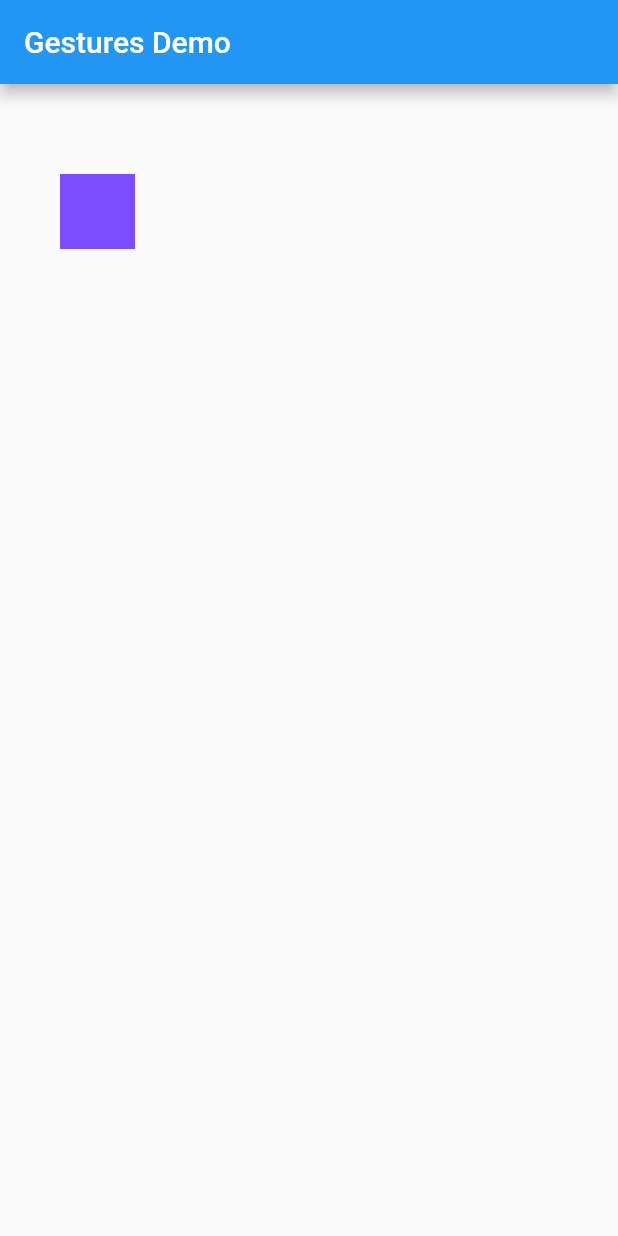
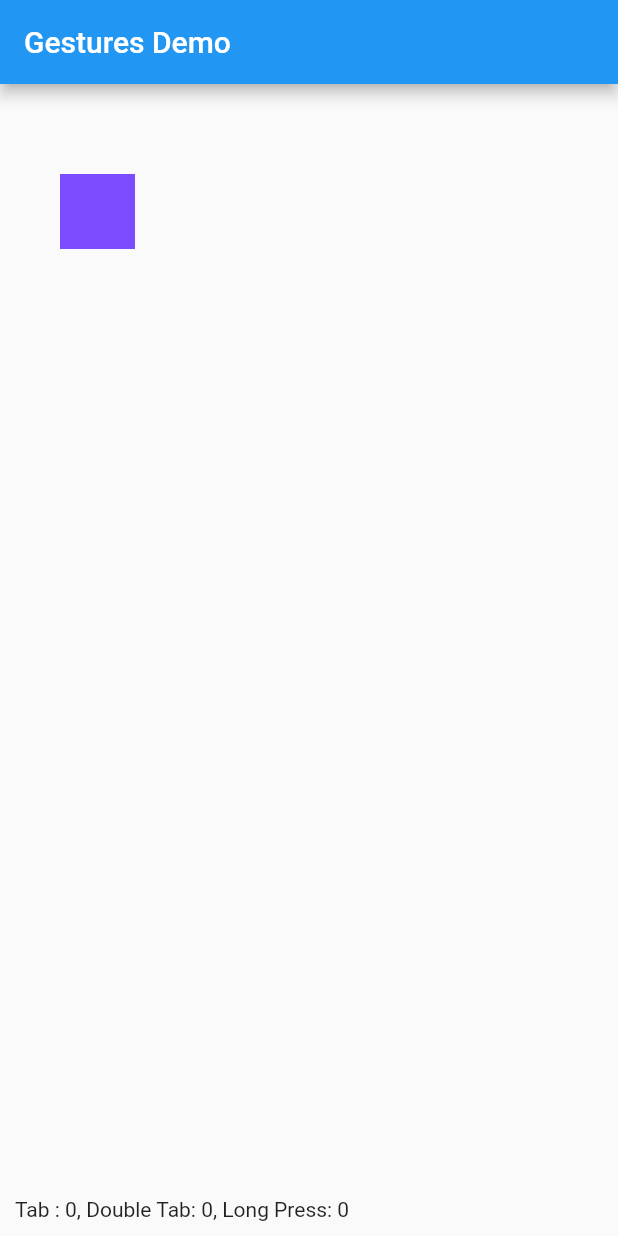
Before and after one commit to boranpek/flutter-training, a Flutter app: the screen it shows after launch, on a phone screen of 412 x 824 dp. Run offline on Flutter 3.47's test engine with Material 2 defaults, Android fonts, the phone set to English and light mode, and no system bars.

Commit message:
detect gestures

```diff
--- a/gestures_demo/lib/main.dart
+++ b/gestures_demo/lib/main.dart
@@ -18,12 +18,15 @@ class MyApp extends StatelessWidget {
 }
 
 class MyHomePage extends StatefulWidget {
-
   @override
   _MyHomePageState createState() => _MyHomePageState();
 }
 
 class _MyHomePageState extends State<MyHomePage> {
+  int tabsCount = 0;
+  int doubleTabsCount = 0;
+  int longPressedCount = 0;
+
   @override
   Widget build(BuildContext context) {
 
@@ -31,7 +34,23 @@ class _MyHomePageState extends State<MyHomePage> {
       appBar: AppBar(
         title: Text("Gestures Demo"),
       ),
-      body: Stack(
+      body: GestureDetector(
+        onTap: (){
+          setState(() {
+            tabsCount++;
+          });
+        },
+        onDoubleTap: (){
+          setState(() {
+            doubleTabsCount++;
+          });
+        },
+        onLongPress: (){
+          setState(() {
+            longPressedCount++;
+          });
+        },
+        child: Stack(
           children: <Widget>[
             Positioned(
               left: 40.0,
@@ -46,6 +65,14 @@ class _MyHomePageState extends State<MyHomePage> {
             )
           ],
         ),
+      ),
+      bottomNavigationBar: Material(
+        child:
+        Padding(
+          child: Text("Tab : $tabsCount, Double Tab: $doubleTabsCount, Long Press: $longPressedCount"),
+          padding: EdgeInsets.all(10.0),
+        ),
+      ),
     );
   }
 
```
Lines whose indentation alone changed are shown as unchanged.
